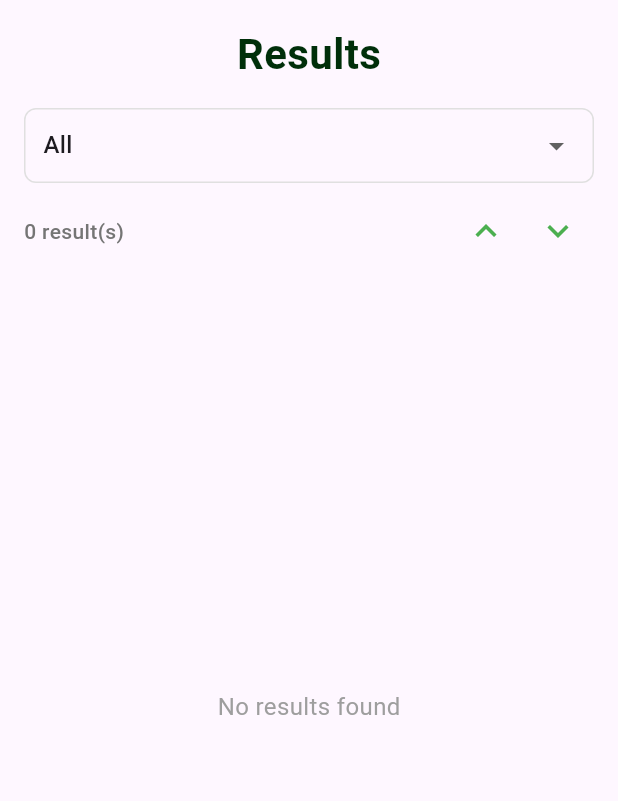
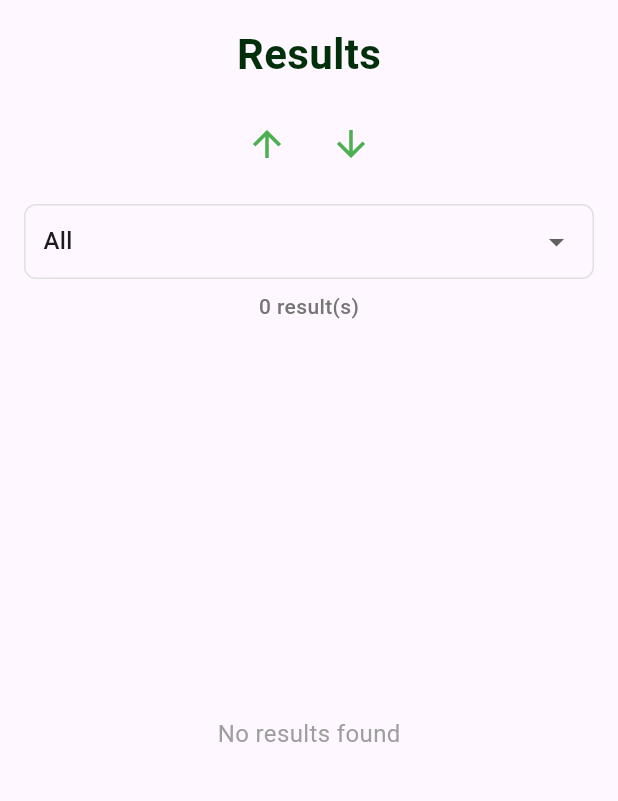
Before and after one commit to collinb04/rasp-pi-flutter-app, a Flutter app: the ResultsPage screen opened directly with empty values, on a phone screen of 412 x 824 dp, the part 84-885 px from its top. Run offline on Flutter 3.47's test engine with Material 3 defaults, Android fonts, the phone set to English and light mode, and no system bars; our stand-ins replace csv.

Commit message:
claude 2.0

```diff
--- a/frontend/lib/main.dart
+++ b/frontend/lib/main.dart
@@ -269,6 +269,7 @@ class FileUploadPageState extends State<FileUploadPage> {
     );
   }
 }
+
 class ResultsPage extends StatefulWidget {
   final List<ImageResult> results;
   const ResultsPage({super.key, required this.results});
@@ -394,6 +395,25 @@ class ResultsPageState extends State<ResultsPage> {
             ),
             const SizedBox(height: 16),
 
+            // Scroll buttons
+            Row(
+              mainAxisAlignment: MainAxisAlignment.center,
+              children: [
+                IconButton(
+                  icon: const Icon(Icons.arrow_upward, color: Colors.green, size: 28),
+                  tooltip: 'Scroll to top',
+                  onPressed: _scrollToTop,
+                ),
+                const SizedBox(width: 8),
+                IconButton(
+                  icon: const Icon(Icons.arrow_downward, color: Colors.green, size: 28),
+                  tooltip: 'Scroll to bottom',
+                  onPressed: _scrollToBottom,
+                ),
+              ],
+            ),
+            const SizedBox(height: 16),
+
             // Filter dropdown
             Container(
               padding: const EdgeInsets.symmetric(horizontal: 12),
@@ -421,11 +441,6 @@ class ResultsPageState extends State<ResultsPage> {
             ),
 
             const SizedBox(height: 8),
-
-            // Results count and scroll buttons row
-            Row(
-              mainAxisAlignment: MainAxisAlignment.spaceBetween,
-              children: [
             Text(
               '${filteredResults.length} result(s)',
               style: TextStyle(
@@ -433,22 +448,6 @@ class ResultsPageState extends State<ResultsPage> {
                 color: Colors.grey[600],
                 fontWeight: FontWeight.w500,
               ),
-                ),
-                Row(
-                  children: [
-                    IconButton(
-                      icon: const Icon(Icons.keyboard_arrow_up, color: Colors.green, size: 28),
-                      tooltip: 'Scroll to top',
-                      onPressed: _scrollToTop,
-                    ),
-                    IconButton(
-                      icon: const Icon(Icons.keyboard_arrow_down, color: Colors.green, size: 28),
-                      tooltip: 'Scroll to bottom',
-                      onPressed: _scrollToBottom,
-                    ),
-                  ],
-                ),
-              ],
             ),
             const SizedBox(height: 12),
 
```
Lines whose indentation alone changed are shown as unchanged.
